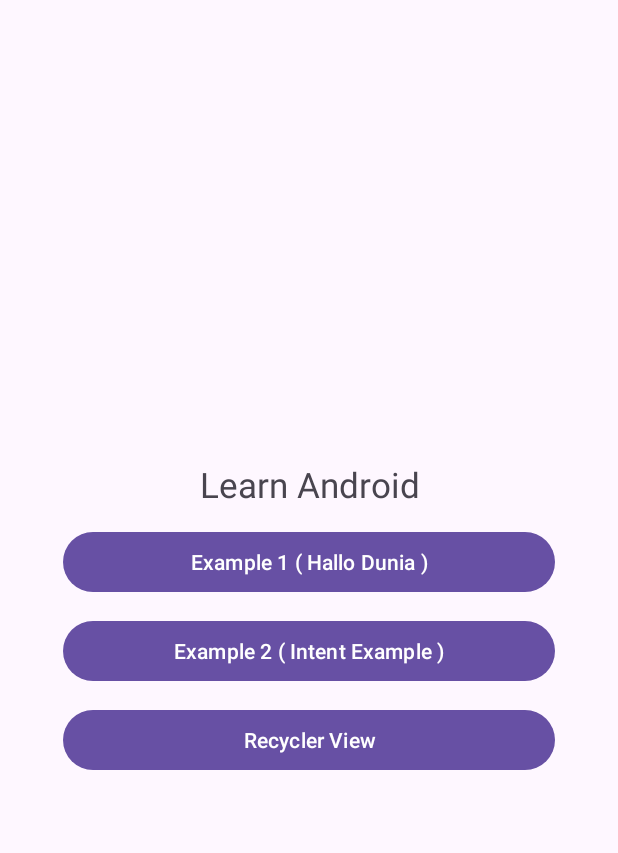
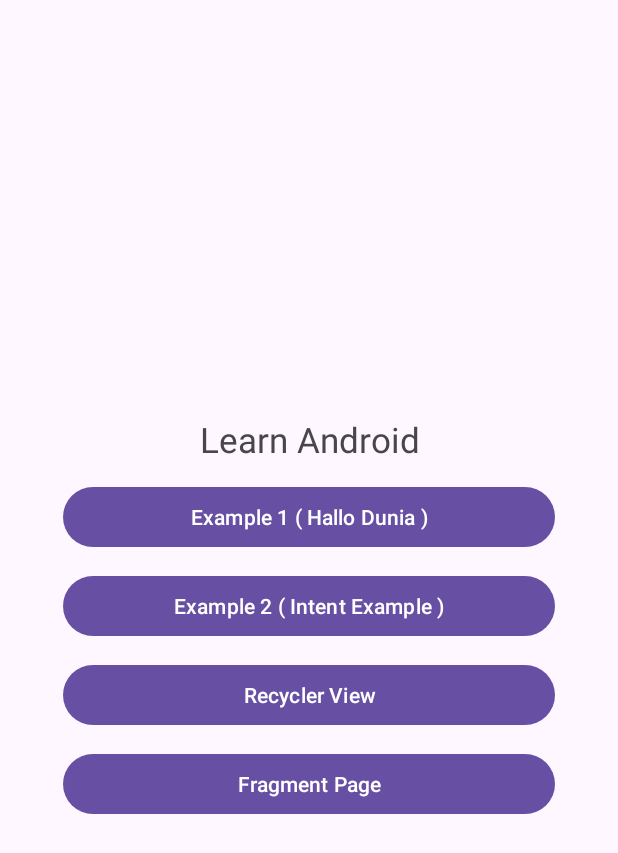
Before and after one commit to BaharudinZaelani/firstAndroidApp, an Android app: the layout activity_main.xml on its own in the app's theme, with its tools: preview values and no code run, on a phone screen of 412 x 824 dp. Shown: the top 853 px of the screen. Run offline under Robolectric (Android 15) with nearby library versions, the phone set to English and light mode, and no system bars.

Commit message:
Fragment Page...

```diff
--- a/app/src/main/res/layout/activity_main.xml
+++ b/app/src/main/res/layout/activity_main.xml
@@ -7,6 +7,14 @@
     android:orientation="vertical"
     android:padding="20dp"
     tools:context=".HomeActivity">
+
+    <LinearLayout
+        android:id="@+id/container_fragment"
+        android:layout_width="match_parent"
+        android:layout_height="wrap_content"
+        android:orientation="horizontal">
+
+    </LinearLayout>
 
     <LinearLayout
         android:layout_width="match_parent"
@@ -44,6 +52,13 @@
             android:layout_marginBottom="11dp"
             android:text="@string/recyclerView" />
 
+        <Button
+            android:id="@+id/btnFragmen"
+            android:layout_width="match_parent"
+            android:layout_height="wrap_content"
+            android:layout_marginBottom="11dp"
+            android:text="@string/button_fragment" />
+
     </LinearLayout>
 
 </LinearLayout>
```
Also changed, not shown: app/src/main/java/com/example/baharapp/HomeActivity.kt (+25 -1 lines), app/src/main/java/com/example/baharapp/HomeFragment.kt (added, +40 -0 lines), app/src/main/res/layout/fragment_home.xml (added, +14 -0 lines), app/src/main/res/values/strings.xml (+19 -0 lines).
